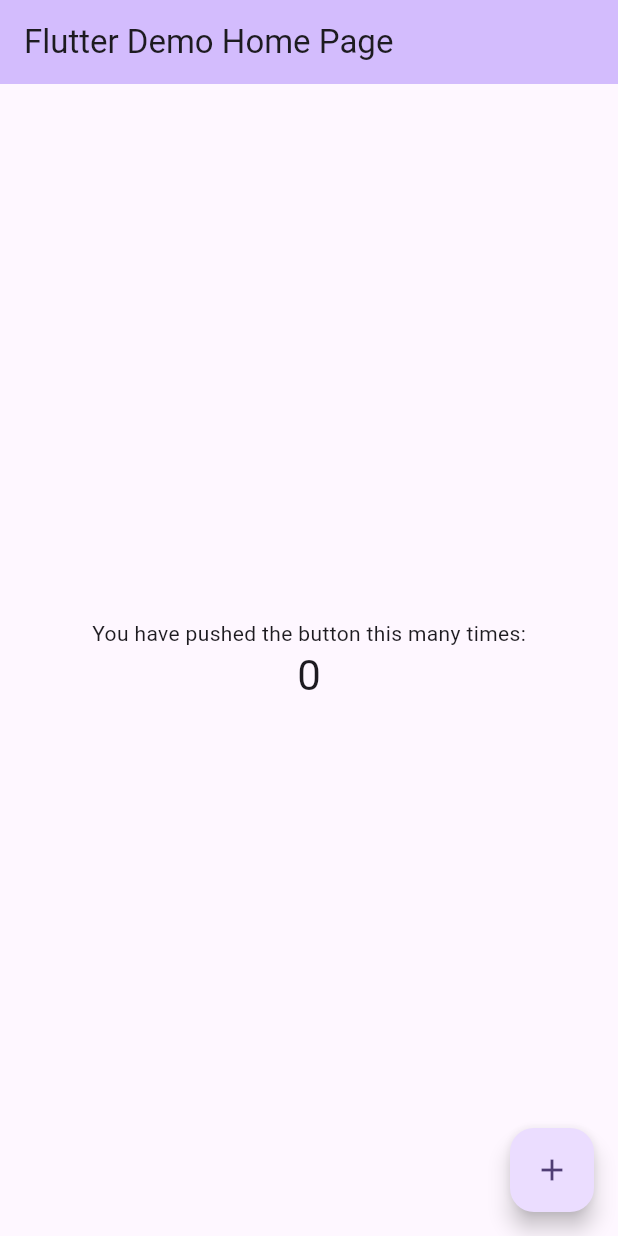
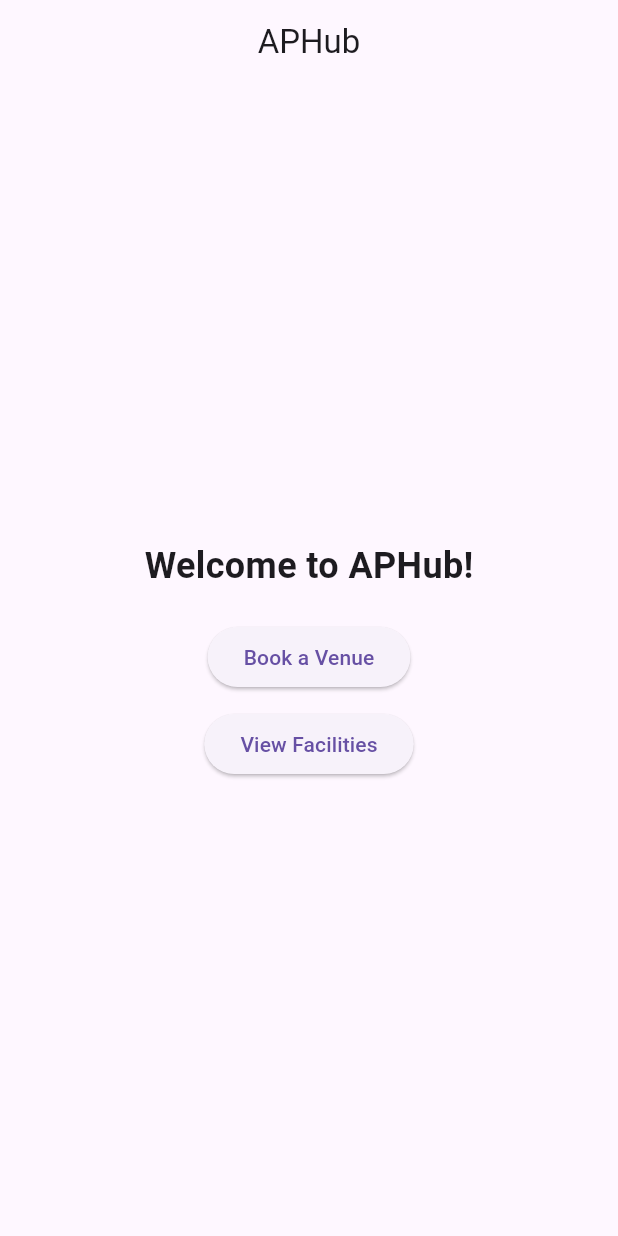
Before and after one commit to Desmond23Y/aphub, a Flutter app: the screen it shows after launch, on a phone screen of 412 x 824 dp. Run offline on Flutter 3.47's test engine with Material 3 defaults, Android fonts, the phone set to English and light mode, and no system bars.

Commit message:
changes for main code

```diff
--- a/lib/main.dart
+++ b/lib/main.dart
@@ -1,125 +1,55 @@
 import 'package:flutter/material.dart';
 
 void main() {
-  runApp(const MyApp());
+  runApp(const APHub());
 }
 
-class MyApp extends StatelessWidget {
-  const MyApp({super.key});
+class APHub extends StatelessWidget {
+  const APHub({super.key});
 
-  // This widget is the root of your application.
   @override
   Widget build(BuildContext context) {
     return MaterialApp(
-      title: 'Flutter Demo',
+      title: 'APHub',
       theme: ThemeData(
-        // This is the theme of your application.
-        //
-        // TRY THIS: Try running your application with "flutter run". You'll see
-        // the application has a purple toolbar. Then, without quitting the app,
-        // try changing the seedColor in the colorScheme below to Colors.green
-        // and then invoke "hot reload" (save your changes or press the "hot
-        // reload" button in a Flutter-supported IDE, or press "r" if you used
-        // the command line to start the app).
-        //
-        // Notice that the counter didn't reset back to zero; the application
-        // state is not lost during the reload. To reset the state, use hot
-        // restart instead.
-        //
-        // This works for code too, not just values: Most code changes can be
-        // tested with just a hot reload.
-        colorScheme: ColorScheme.fromSeed(seedColor: Colors.deepPurple),
-        useMaterial3: true,
+        primarySwatch: Colors.blue,
       ),
-      home: const MyHomePage(title: 'Flutter Demo Home Page'),
+      home: const HomePage(),
     );
   }
 }
 
-class MyHomePage extends StatefulWidget {
-  const MyHomePage({super.key, required this.title});
-
-  // This widget is the home page of your application. It is stateful, meaning
-  // that it has a State object (defined below) that contains fields that affect
-  // how it looks.
-
-  // This class is the configuration for the state. It holds the values (in this
-  // case the title) provided by the parent (in this case the App widget) and
-  // used by the build method of the State. Fields in a Widget subclass are
-  // always marked "final".
-
-  final String title;
-
-  @override
-  State<MyHomePage> createState() => _MyHomePageState();
-}
-
-class _MyHomePageState extends State<MyHomePage> {
-  int _counter = 0;
-
-  void _incrementCounter() {
-    setState(() {
-      // This call to setState tells the Flutter framework that something has
-      // changed in this State, which causes it to rerun the build method below
-      // so that the display can reflect the updated values. If we changed
-      // _counter without calling setState(), then the build method would not be
-      // called again, and so nothing would appear to happen.
-      _counter++;
-    });
-  }
+class HomePage extends StatelessWidget {
+  const HomePage({super.key});
 
   @override
   Widget build(BuildContext context) {
-    // This method is rerun every time setState is called, for instance as done
-    // by the _incrementCounter method above.
-    //
-    // The Flutter framework has been optimized to make rerunning build methods
-    // fast, so that you can just rebuild anything that needs updating rather
-    // than having to individually change instances of widgets.
     return Scaffold(
       appBar: AppBar(
-        // TRY THIS: Try changing the color here to a specific color (to
-        // Colors.amber, perhaps?) and trigger a hot reload to see the AppBar
-        // change color while the other colors stay the same.
-        backgroundColor: Theme.of(context).colorScheme.inversePrimary,
-        // Here we take the value from the MyHomePage object that was created by
-        // the App.build method, and use it to set our appbar title.
-        title: Text(widget.title),
+        title: const Text('APHub'),
+        centerTitle: true,
       ),
       body: Center(
-        // Center is a layout widget. It takes a single child and positions it
-        // in the middle of the parent.
         child: Column(
-          // Column is also a layout widget. It takes a list of children and
-          // arranges them vertically. By default, it sizes itself to fit its
-          // children horizontally, and tries to be as tall as its parent.
-          //
-          // Column has various properties to control how it sizes itself and
-          // how it positions its children. Here we use mainAxisAlignment to
-          // center the children vertically; the main axis here is the vertical
-          // axis because Columns are vertical (the cross axis would be
-          // horizontal).
-          //
-          // TRY THIS: Invoke "debug painting" (choose the "Toggle Debug Paint"
-          // action in the IDE, or press "p" in the console), to see the
-          // wireframe for each widget.
           mainAxisAlignment: MainAxisAlignment.center,
-          children: <Widget>[
+          children: [
             const Text(
-              'You have pushed the button this many times:',
+              'Welcome to APHub!',
+              style: TextStyle(fontSize: 24, fontWeight: FontWeight.bold),
             ),
-            Text(
-              '$_counter',
-              style: Theme.of(context).textTheme.headlineMedium,
+            const SizedBox(height: 20),
+            ElevatedButton(
+              onPressed: () {}, // Navigate to Booking Page
+              child: const Text('Book a Venue'),
+            ),
+            const SizedBox(height: 10),
+            ElevatedButton(
+              onPressed: () {}, // Navigate to Facilities Page
+              child: const Text('View Facilities'),
             ),
           ],
         ),
       ),
-      floatingActionButton: FloatingActionButton(
-        onPressed: _incrementCounter,
-        tooltip: 'Increment',
-        child: const Icon(Icons.add),
-      ), // This trailing comma makes auto-formatting nicer for build methods.
     );
   }
 }
```
